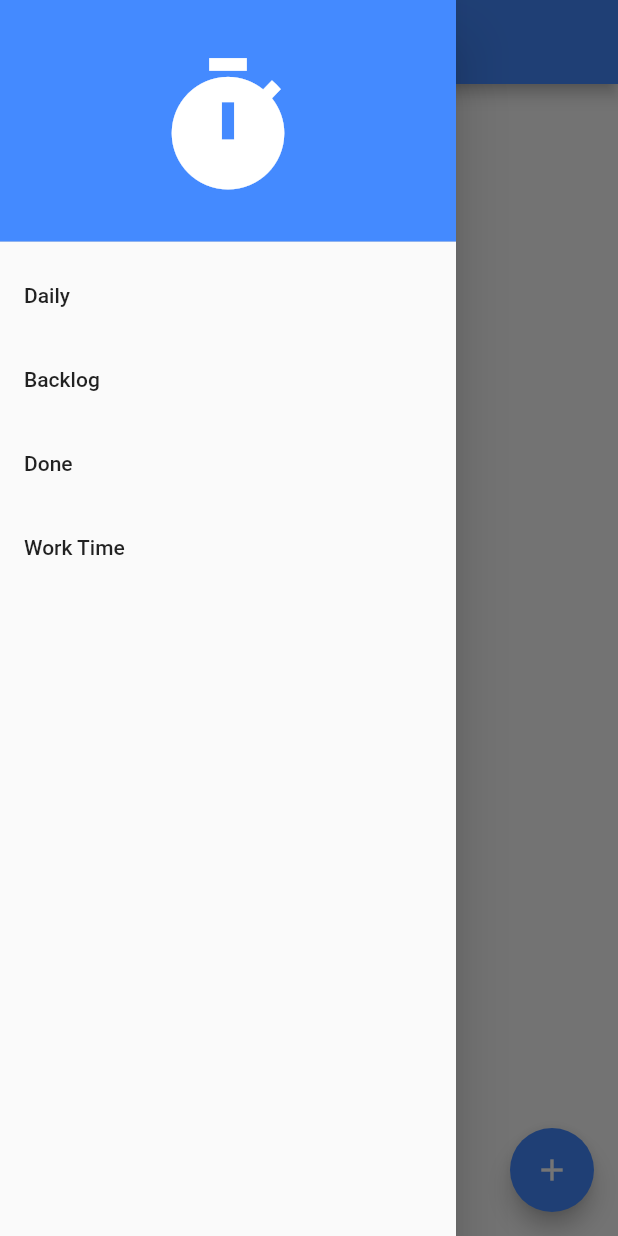
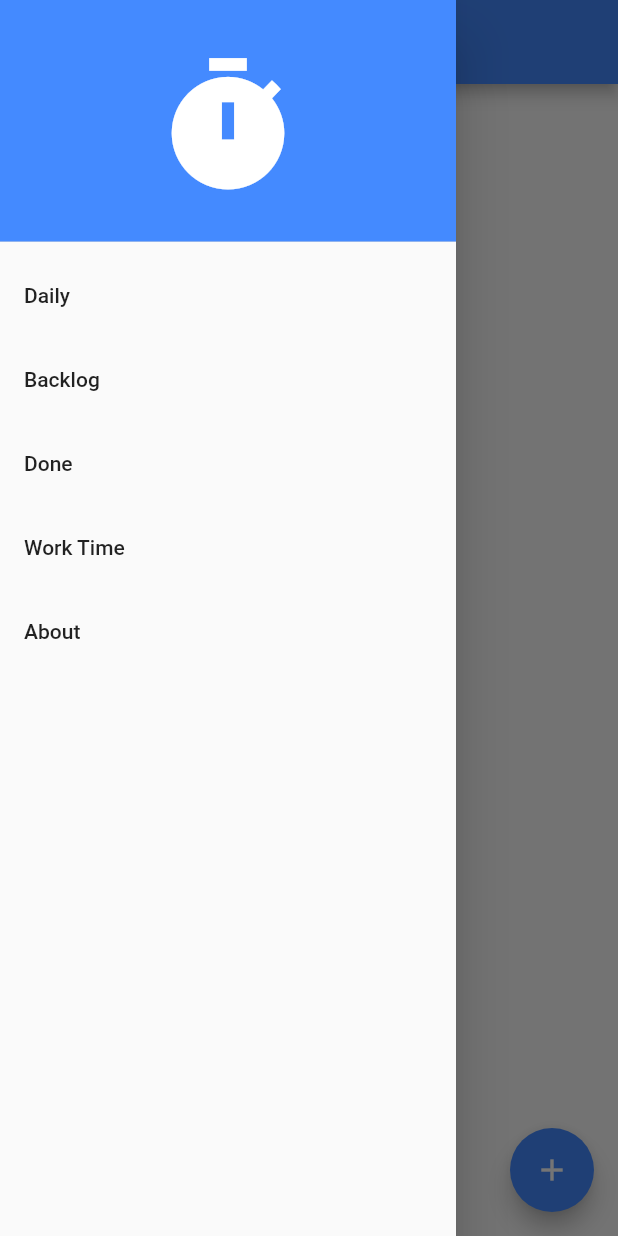
Before and after one commit to haxcode/task_tracking_app, a Flutter app: the screen it shows after launch, with the side drawer open, on a phone screen of 412 x 824 dp. Run offline on Flutter 3.47's test engine with Material 2 defaults, Android fonts, the phone set to English and light mode, and no system bars; our stand-ins replace flutter_slidable, sqflite; accounts and stored records are empty.

Commit message:
Added About page

```diff
--- a/lib/src/app/view/main_view.dart
+++ b/lib/src/app/view/main_view.dart
@@ -1,4 +1,5 @@
 import 'package:flutter/material.dart';
+import 'package:task_tracking_app/src/app/view/task/about.dart';
 import 'package:task_tracking_app/src/app/view/task/todo_create_form.dart';
 import 'package:task_tracking_app/src/app/view/task/todo_list.dart';
 
@@ -64,6 +65,16 @@ class MainView extends StatelessWidget {
                 Navigator.pop(context);
               },
             ),
+              ListTile(
+                title: Text('About'),
+                onTap: () {
+                  // Update the state of the app
+                  // ...
+                  // Then close the drawer
+               Navigator.push(context, MaterialPageRoute(builder: (context) => About()),);
+               //Navigator.pop(context);
+                },
+            ),
           ],
         ),
       ),
--- a/lib/src/app/view/task/todo_create_form.dart
+++ b/lib/src/app/view/task/todo_create_form.dart
@@ -1,5 +1,4 @@
 import 'dart:developer' as developer;
-import 'dart:io';
 
 import 'package:flutter/material.dart';
 import 'package:task_tracking_app/src/app/controller/todo_Item.dart';
@@ -48,7 +47,7 @@ class TodoCreateFormState extends State<TodoCreateForm> {
               ),
               controller: _titleController,
             ),
-            autofocus: true,
+            //autofocus: true,
           ),
           new ListTile(
             title: new TextField(
--- a/lib/src/app/view/task/todo_form.dart
+++ b/lib/src/app/view/task/todo_form.dart
@@ -1,6 +1,3 @@
-import 'dart:developer' as developer;
-import 'dart:io';
-
 import 'package:flutter/cupertino.dart';
 import 'package:flutter/material.dart';
 import 'package:flutter/widgets.dart';
@@ -59,7 +56,7 @@ class TodoForm extends StatelessWidget {
               ),
               controller: _titleController,
             ),
-            autofocus: true,
+            //autofocus: true,
           ),
           new ListTile(
             title: new TextField(
```
Also changed, not shown: lib/src/app/view/task/about.dart (added, +24 -0 lines).
